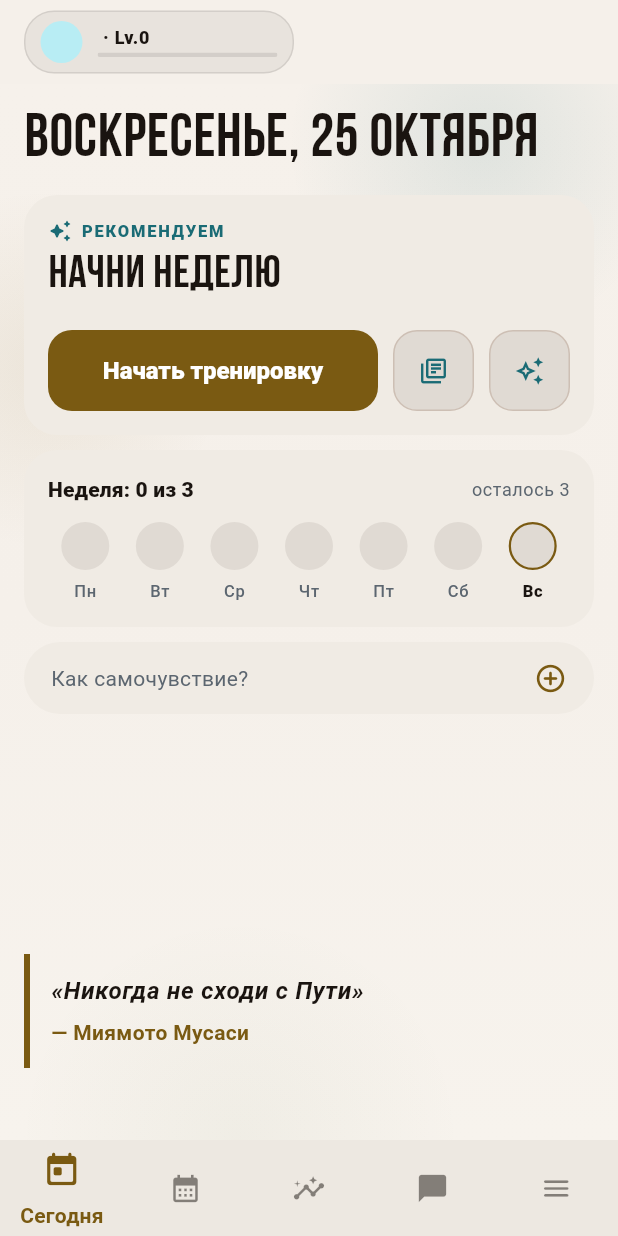
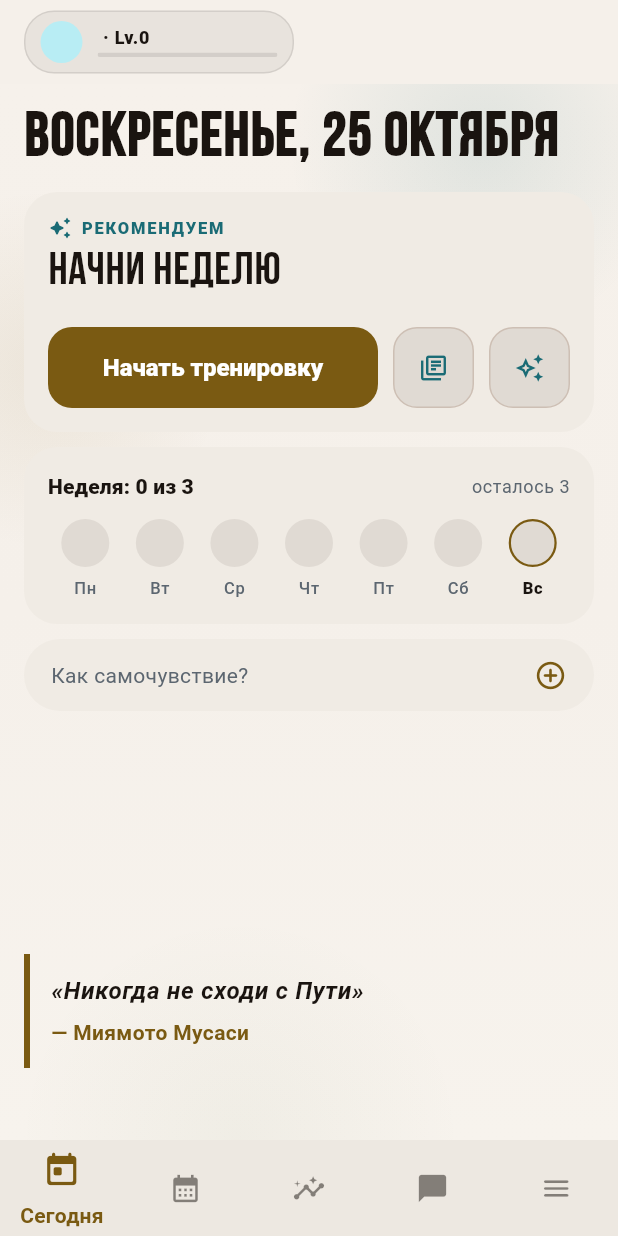
Before and after one commit to ialeonov/alpha4sport2, a Flutter app: the HomeScreen screen opened by its route, on a phone screen of 412 x 824 dp. Run offline on Flutter 3.47's test engine with Material 3 defaults, Android fonts, the phone set to English and light mode, and no system bars; our stand-ins replace connectivity_plus, dio, fl_chart, flutter_markdown, flutter_svg, go_router and 1 more; missing offline and left inert: dart:html, file_selector; accounts and stored records are empty; project files that could hold a hidden picture were left out.

Commit message:
Today: date title back to the screen header font and colour
Co-Authored-By: Claude Opus 5.5 <noreply@anthropic.com>

```diff
--- a/frontend/lib/features/today/presentation/today_screen.dart
+++ b/frontend/lib/features/today/presentation/today_screen.dart
@@ -1355,7 +1355,9 @@ class _TodayHeadline extends StatelessWidget {
 
   @override
   Widget build(BuildContext context) {
-    // Всегда в одну строку: длинные дни недели просто ужимаются.
+    // Тот же шрифт и цвет, что у заголовков экранов (ScreenHeader), но
+    // всегда в одну строку: длинные дни недели ужимаются.
+    final isDark = Theme.of(context).brightness == Brightness.dark;
     return FittedBox(
       fit: BoxFit.scaleDown,
       alignment: Alignment.centerLeft,
@@ -1365,9 +1367,12 @@ class _TodayHeadline extends StatelessWidget {
         style: TextStyle(
           fontFamily: 'Bebas Neue Cyrillic',
           fontSize: 40,
-          height: 1.0,
-          letterSpacing: 0.5,
-          color: Theme.of(context).colorScheme.onSurface,
+          fontWeight: FontWeight.w900,
+          letterSpacing: 1.1,
+          height: 0.94,
+          color: isDark
+              ? const Color(0xFFE8C7AA)
+              : Theme.of(context).colorScheme.onSurface,
         ),
       ),
     );
```
